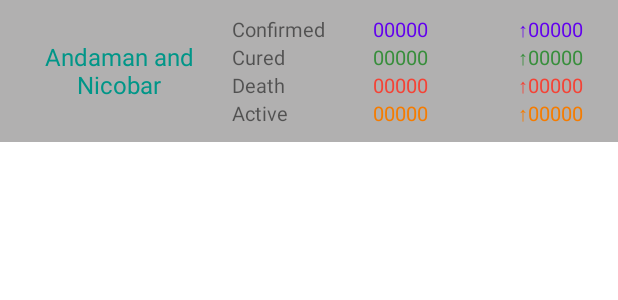
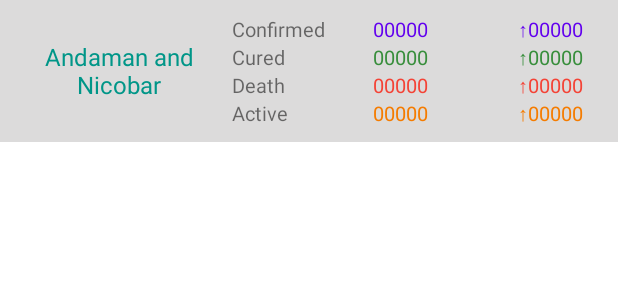
Before and after one commit to i-sachinkumar/Covid-19-Tracker, an Android app: the layout list_item.xml on its own in the app's theme, with its tools: preview values and no code run, on a phone screen of 412 x 824 dp. Shown: the top 300 px of the screen. Run offline under Robolectric (Android 15) with nearby library versions, the phone set to English and light mode, and no system bars.

Commit message:
changed theme

```diff
--- a/app/src/main/res/layout/list_item.xml
+++ b/app/src/main/res/layout/list_item.xml
@@ -3,7 +3,7 @@
     xmlns:tools="http://schemas.android.com/tools"
     android:layout_width="match_parent"
     android:layout_height="wrap_content"
-    android:background="#B1B0B0"
+    android:background="@color/gray"
     android:orientation="horizontal"
     android:padding="10dp">
 
--- a/app/src/main/res/values/themes.xml
+++ b/app/src/main/res/values/themes.xml
@@ -2,9 +2,9 @@
     <!-- Base application theme. -->
     <style name="Theme.Covid19Tracker" parent="Theme.MaterialComponents.DayNight.DarkActionBar">
         <!-- Primary brand color. -->
-        <item name="colorPrimary">@color/purple_500</item>
-        <item name="colorPrimaryVariant">@color/purple_700</item>
-        <item name="colorOnPrimary">@color/white</item>
+        <item name="colorPrimary">#024265</item>
+        <item name="colorPrimaryVariant">#024265</item>
+        <item name="colorOnPrimary">#05af9b</item>
         <!-- Secondary brand color. -->
         <item name="colorSecondary">@color/teal_200</item>
         <item name="colorSecondaryVariant">@color/teal_700</item>
@@ -12,6 +12,7 @@
         <!-- Status bar color. -->
         <item name="android:statusBarColor" tools:targetApi="l">?attr/colorPrimaryVariant</item>
         <!-- Customize your theme here. -->
+
     </style>
 
     <style name="dose1_text" parent="Widget.MaterialComponents.TextView">
```
